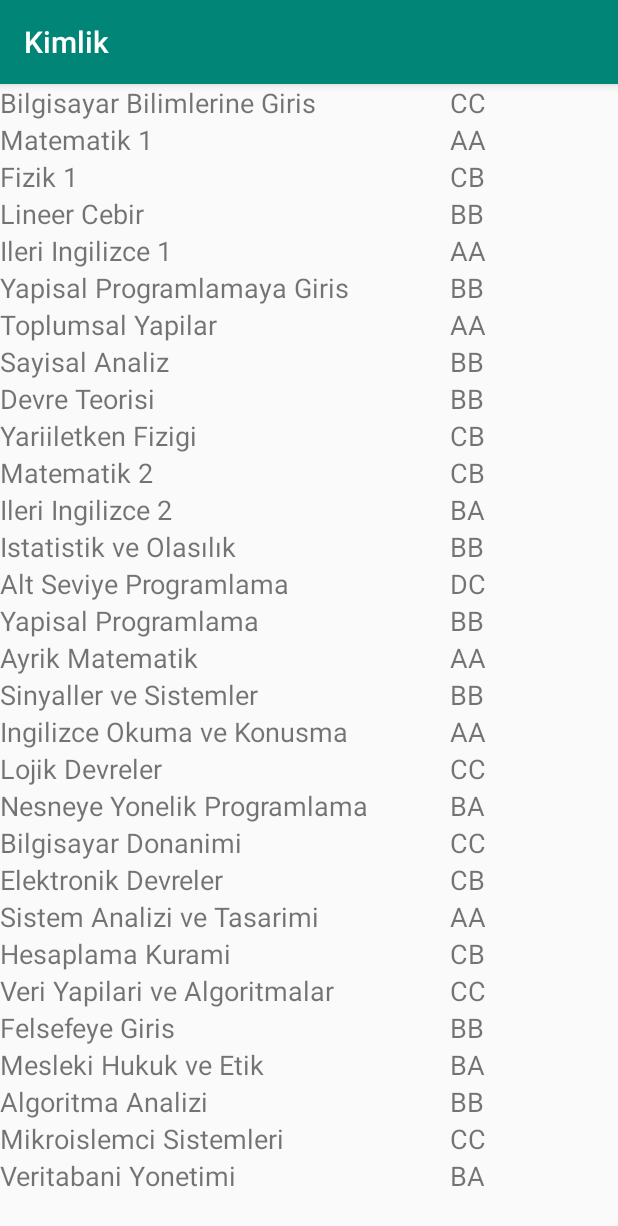
After one commit to doguskukul/15011055_BilgilikMobilUygulama, an Android app: the sayfa3 screen opened directly, with no data from a screen before it, on a phone screen of 412 x 824 dp. The commit adds this screen. Shown: the top 1226 px of the screen. Run offline under Robolectric (Android 15) with nearby library versions, the light colour scheme and no system bars.

Commit message:
RecyclerView eklendi.

```diff
--- a/app/build.gradle
+++ b/app/build.gradle
@@ -19,10 +19,11 @@ android {
 }
 
 dependencies {
-    implementation fileTree(dir: 'libs', include: ['*.jar'])
+    implementation fileTree(include: ['*.jar'], dir: 'libs')
     implementation 'com.android.support:appcompat-v7:28.0.0'
     implementation 'com.android.support.constraint:constraint-layout:1.1.3'
     testİmplementation 'junit:junit:4.12'
     androidTestİmplementation 'com.android.support.test:runner:1.0.2'
     androidTestİmplementation 'com.android.support.test.espresso:espresso-core:3.0.2'
+    implementation 'com.android.support:recyclerview-v7:28.0.0'
 }
--- a/app/src/main/AndroidManifest.xml
+++ b/app/src/main/AndroidManifest.xml
@@ -1,7 +1,9 @@
 <?xml version="1.0" encoding="utf-8"?>
 <manifest xmlns:android="http://schemas.android.com/apk/res/android"
     package="com.example.deneme">
-    <uses-permission android:name="android.permission.CALL_PHONE"></uses-permission>
+
+    <uses-permission android:name="android.permission.CALL_PHONE" />
+
     <application
         android:allowBackup="true"
         android:icon="@mipmap/ic_launcher"
@@ -9,6 +11,7 @@
         android:roundIcon="@mipmap/ic_launcher_round"
         android:supportsRtl="true"
         android:theme="@style/AppTheme">
+        <activity android:name=".sayfa3"></activity>
         <activity android:name=".MainActivity">
             <intent-filter>
                 <action android:name="android.intent.action.MAIN" />
@@ -16,7 +19,7 @@
                 <category android:name="android.intent.category.LAUNCHER" />
             </intent-filter>
         </activity>
-        <activity android:name=".sayfa2"></activity>
+        <activity android:name=".sayfa2" />
     </application>
 
 </manifest>
--- /dev/null
+++ b/app/src/main/java/com/example/deneme/Ders.java
@@ -0,0 +1,22 @@
+package com.example.deneme;
+
+public class Ders {
+    private String isim,not;
+    public Ders(String isim,String not){
+        this.isim=isim;
+        this.not=not;
+    }
+    public String isimAl(){
+        return isim;
+    }
+    public void isimDuzenle(String isim){
+        this.isim=isim;
+    }
+    public String notAl(){
+        return not;
+    }
+    public void notDuzenle(String not){
+        this.not=not;
+    }
+
+}
--- a/app/src/main/java/com/example/deneme/MainActivity.java
+++ b/app/src/main/java/com/example/deneme/MainActivity.java
@@ -141,7 +141,8 @@ public class MainActivity extends AppCompatActivity {
                     Bitmap bitmap= BitmapFactory.decodeStream(stream);
                     ImageView iv=findViewById(R.id.imagePhoto);
                     iv.setImageBitmap(bitmap);
-                } catch (FileNotFoundException e) {
+                }
+                catch (FileNotFoundException e) {
                     e.printStackTrace();
                 }
 
--- /dev/null
+++ b/app/src/main/java/com/example/deneme/MyAdapter.java
@@ -0,0 +1,57 @@
+package com.example.deneme;
+import android.support.annotation.NonNull;
+import android.support.v7.widget.RecyclerView;
+import android.view.LayoutInflater;
+import android.view.View;
+import android.view.ViewGroup;
+import android.widget.TextView;
+
+import java.util.ArrayList;
+
+public class MyAdapter extends RecyclerView.Adapter<RecyclerView.ViewHolder> {
+    private ArrayList<Ders> values;
+    public class ViewHolder extends RecyclerView.ViewHolder{
+        public TextView txtName;
+        public TextView txtGrade;
+        public View layout;
+        public ViewHolder(View v){
+            super(v);
+            layout=v;
+            txtName = (TextView) v.findViewById(R.id.TextViewName);
+            txtGrade = (TextView) v.findViewById(R.id.TextViewGrade);
+        }
+    }
+    public void add(int position,Ders item){
+        values.add(position,item);
+        notifyItemInserted(position);
+    }
+    public void remove(int position){
+        values.remove(position);
+        notifyItemRemoved(position);
+    }
+    public MyAdapter(ArrayList<Ders> myDataset){
+        values = myDataset;
+    }
+    public MyAdapter.ViewHolder onCreateViewHolder(ViewGroup parent, int viewType){
+        LayoutInflater inflater = LayoutInflater.from(parent.getContext());
+        View v = inflater.inflate(R.layout.row_recyler_view,parent,false);
+        ViewHolder vh= new ViewHolder(v);
+        return vh;
+    }
+    @Override
+    public void onBindViewHolder(@NonNull RecyclerView.ViewHolder viewHolder, final int i) {
+        ViewHolder vh = (ViewHolder) viewHolder;
+        vh.txtName.setText(values.get(i).isimAl());
+        vh.txtGrade.setText(values.get(i).notAl());
+        ((ViewHolder) viewHolder).txtName.setOnClickListener(new View.OnClickListener() {
+            @Override
+            public void onClick(View v) {
+                remove(i);
+            }
+        });
+    }
+    @Override
+    public int getItemCount() {
+        return values.size();
+    }
+}
--- a/app/src/main/java/com/example/deneme/sayfa2.java
+++ b/app/src/main/java/com/example/deneme/sayfa2.java
@@ -57,5 +57,13 @@ public class sayfa2 extends AppCompatActivity {
                 startActivity(i2);
             }
         });
+        Button buttonToCourses = (Button) this.findViewById(R.id.buttonCourses);
+        buttonToCourses.setOnClickListener(new View.OnClickListener() {
+            @Override
+            public void onClick(View v) {
+                Intent i3 = new Intent(sayfa2.this,sayfa3.class);
+                startActivity(i3);
+            }
+        });
     }
 }
--- /dev/null
+++ b/app/src/main/java/com/example/deneme/sayfa3.java
@@ -0,0 +1,60 @@
+package com.example.deneme;
+
+import android.content.Intent;
+import android.support.v7.app.AppCompatActivity;
+import android.os.Bundle;
+import android.support.v7.widget.LinearLayoutManager;
+import android.support.v7.widget.RecyclerView;
+
+import java.util.ArrayList;
+
+public class sayfa3 extends AppCompatActivity {
+    RecyclerView recyclerView;
+    @Override
+    protected void onCreate(Bundle savedInstanceState) {
+        super.onCreate(savedInstanceState);
+        setContentView(R.layout.activity_sayfa3);
+        Intent i3 = getIntent();
+        recyclerView = (RecyclerView) findViewById(R.id.my_recycler_view);
+        recyclerView.setHasFixedSize(true);
+        LinearLayoutManager layoutManager = new LinearLayoutManager(this);
+        recyclerView.setLayoutManager(layoutManager);
+        ArrayList<Ders> input = new ArrayList<>();
+        Ders[] dersler = new Ders[30];
+        dersler[0] = new Ders("Bilgisayar Bilimlerine Giris","CC");
+        dersler[1] = new Ders("Matematik 1 ","AA");
+        dersler[2] = new Ders("Fizik 1","CB");
+        dersler[3] = new Ders("Lineer Cebir","BB");
+        dersler[4] = new Ders("Ileri Ingilizce 1","AA");
+        dersler[5] = new Ders("Yapisal Programlamaya Giris","BB");
+        dersler[6] = new Ders("Toplumsal Yapilar","AA");
+        dersler[7] = new Ders("Sayisal Analiz","BB");
+        dersler[8] = new Ders("Devre Teorisi","BB");
+        dersler[9] = new Ders("Yariiletken Fizigi","CB");
+        dersler[10] = new Ders("Matematik 2","CB");
+        dersler[11] = new Ders("Ileri Ingilizce 2","BA");
+        dersler[12] = new Ders("Istatistik ve Olasılık","BB");
+        dersler[13] = new Ders("Alt Seviye Programlama","DC");
+        dersler[14] = new Ders("Yapisal Programlama","BB");
+        dersler[15] = new Ders("Ayrik Matematik","AA");
+        dersler[16] = new Ders("Sinyaller ve Sistemler","BB");
+        dersler[17] = new Ders("Ingilizce Okuma ve Konusma","AA");
+        dersler[18] = new Ders("Lojik Devreler","CC");
+        dersler[19] = new Ders("Nesneye Yonelik Programlama","BA");
+        dersler[20] = new Ders("Bilgisayar Donanimi","CC");
+        dersler[21] = new Ders("Elektronik Devreler","CB");
+        dersler[22] = new Ders("Sistem Analizi ve Tasarimi","AA");
+        dersler[23] = new Ders("Hesaplama Kurami","CB");
+        dersler[24] = new Ders("Veri Yapilari ve Algoritmalar","CC");
+        dersler[25] = new Ders("Felsefeye Giris","BB");
+        dersler[26] = new Ders("Mesleki Hukuk ve Etik","BA");
+        dersler[27] = new Ders("Algoritma Analizi","BB");
+        dersler[28] = new Ders("Mikroislemci Sistemleri","CC");
+        dersler[29] = new Ders("Veritabani Yonetimi","BA");
+        for(Ders ders:dersler){
+            input.add(ders);
+        }
+        MyAdapter mAdapter = new MyAdapter(input);
+        recyclerView.setAdapter(mAdapter);
+    }
+}
--- a/app/src/main/res/layout/activity_sayfa2.xml
+++ b/app/src/main/res/layout/activity_sayfa2.xml
@@ -89,5 +89,11 @@
 
         </LinearLayout>
 
+        <Button
+            android:id="@+id/buttonCourses"
+            android:layout_width="match_parent"
+            android:layout_height="wrap_content"
+            android:text="@string/dersler" />
+
     </LinearLayout>
 </android.support.constraint.ConstraintLayout>
--- /dev/null
+++ b/app/src/main/res/layout/activity_sayfa3.xml
@@ -0,0 +1,16 @@
+<?xml version="1.0" encoding="utf-8"?>
+<RelativeLayout xmlns:android="http://schemas.android.com/apk/res/android"
+    xmlns:app="http://schemas.android.com/apk/res-auto"
+    xmlns:tools="http://schemas.android.com/tools"
+    android:layout_width="match_parent"
+    android:layout_height="match_parent"
+    tools:context=".sayfa3">
+
+    <android.support.v7.widget.RecyclerView
+        android:id="@+id/my_recycler_view"
+        android:layout_width="match_parent"
+        android:layout_height="match_parent">
+    </android.support.v7.widget.RecyclerView>
+
+
+</RelativeLayout>
--- /dev/null
+++ b/app/src/main/res/layout/row_recyler_view.xml
@@ -0,0 +1,22 @@
+<?xml version="1.0" encoding="utf-8"?>
+<LinearLayout xmlns:android="http://schemas.android.com/apk/res/android"
+    xmlns:app="http://schemas.android.com/apk/res-auto"
+    android:orientation="horizontal"
+    android:layout_width="match_parent"
+    android:layout_height="wrap_content">
+
+    <TextView
+        android:id="@+id/TextViewName"
+        android:layout_width="300dp"
+        android:layout_height="wrap_content"
+        android:text="@string/dersismi"
+        android:textSize="18sp" />
+
+    <TextView
+        android:id="@+id/TextViewGrade"
+        android:layout_width="wrap_content"
+        android:layout_height="wrap_content"
+        android:text="@string/dersnotu"
+        android:textSize="18sp" />
+
+</LinearLayout>
--- a/app/src/main/res/values/strings.xml
+++ b/app/src/main/res/values/strings.xml
@@ -4,6 +4,7 @@
     <string name="soyad">Soyad</string>
     <string name="dogumyeri">Dogum Yeri</string>
     <string name="dogumtarihi">Dogum Tarihi</string>
+    <string name="dogumtarihi2">Dogum Tarihinizi Seçiniz</string>
     <string name="kimlikno">Kimlik No</string>
     <string name="telefonno">Telefon No</string>
     <string name="kaydet">Kaydet</string>
@@ -11,4 +12,7 @@
     <string name="clear">Temizle</string>
     <string name="ara">Ara</string>
     <string name="yas">Yaşı</string>
+    <string name="dersler">Dersler</string>
+    <string name="dersismi">Ders ismi</string>
+    <string name="dersnotu">Ders notu</string>
 </resources>
```
Also changed, not shown: app/src/main/res/drawable/gallery.jpeg (added).
